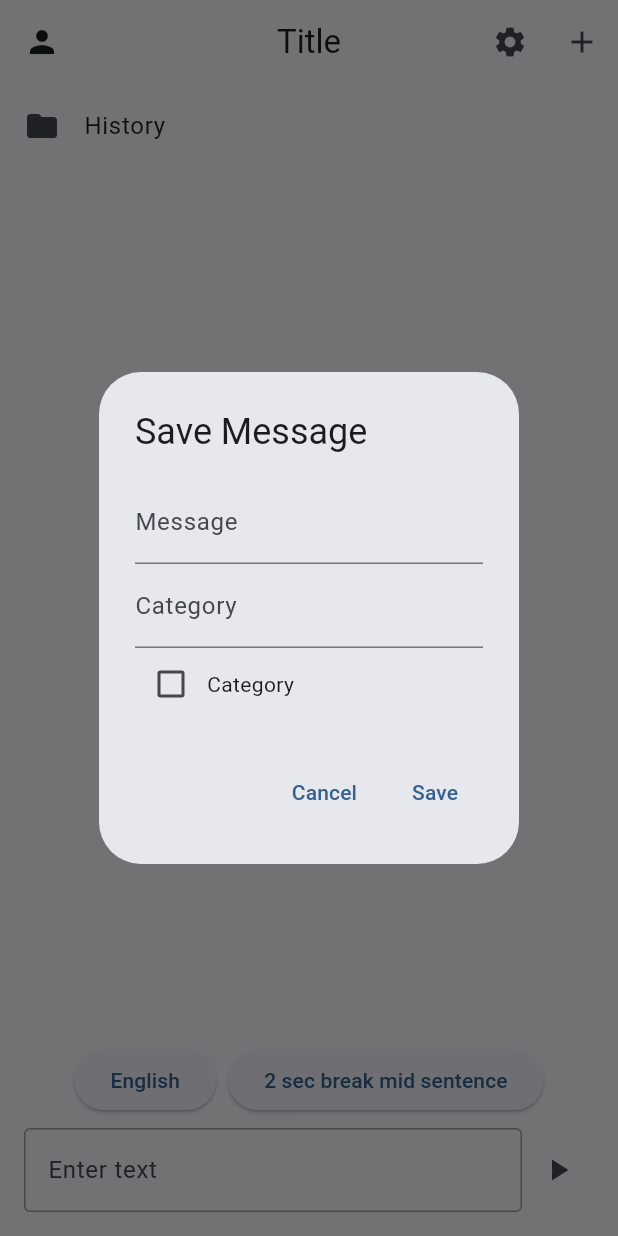
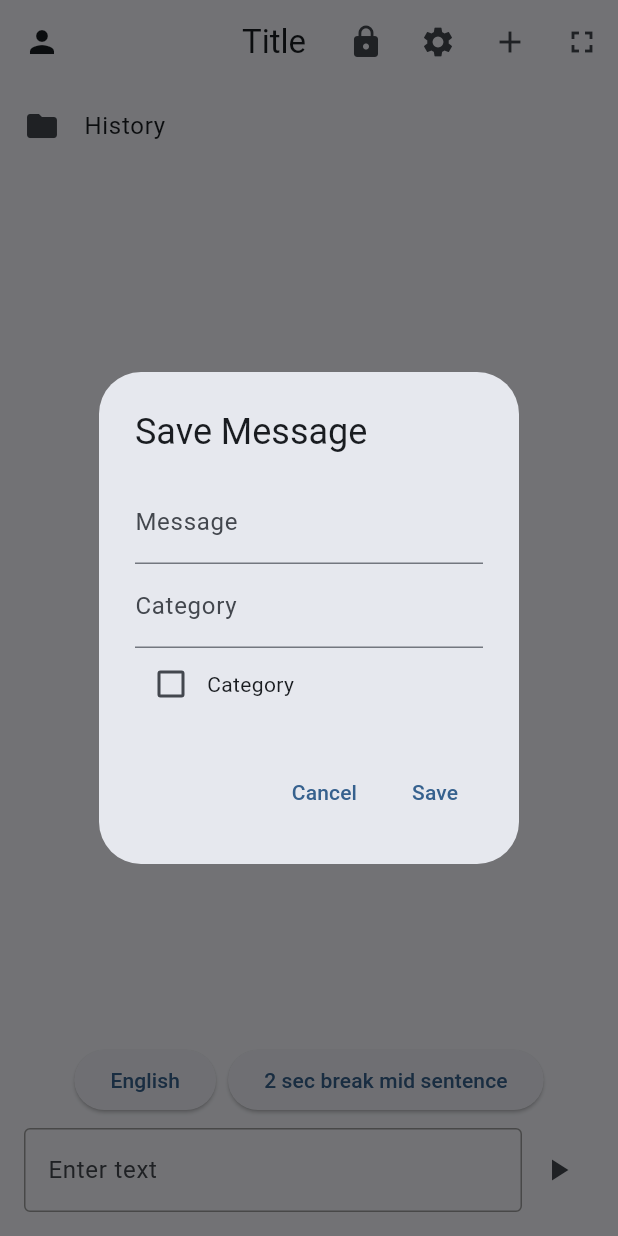
Before and after one commit to Jdreioe/Wingmate, a Flutter app: the screen it shows after launch, after a tap on the "add" icon, on a phone screen of 412 x 824 dp. Run offline on Flutter 3.47's test engine with Material 3 defaults, Android fonts, the phone set to English and light mode, and no system bars; drawn by our look-alikes of dynamic_color; our stand-ins replace audioplayers, firebase_core, firebase_crashlytics, fluttertoast, hive, in_app_purchase and 3 more; accounts and stored records are empty; generated files the repository leaves out were written again.

Commit message:
Update version and add in-app purchase and photo view dependencies; implement subscription management and dialog features

```diff
--- a/lib/ui/main_page.dart
+++ b/lib/ui/main_page.dart
@@ -1,3 +1,4 @@
+import 'dart:async';
 import 'dart:convert';
 import 'dart:io';
 
@@ -10,9 +11,8 @@ import 'package:wingmate/ui/fetch_voices_page.dart';
 import 'package:wingmate/services/tts/azure_text_to_speech.dart';
 import 'package:wingmate/dialogs/profile_dialog.dart';
 import 'package:hive/hive.dart';
-import 'package:wingmate/ui/folder_page.dart';
 import 'package:wingmate/utils/app_database.dart';
-import 'package:wingmate/utils/said_text_item.dart';
+
 import 'package:wingmate/utils/speech_service_config.dart';
 import 'package:wingmate/ui/save_message_dialog.dart';
 import 'package:wingmate/utils/speech_item.dart';
@@ -22,6 +22,13 @@ import 'package:wingmate/ui/history_page.dart';
 import 'package:share_plus/share_plus.dart';
 
 import '../utils/said_text_dao.dart';
+
+import 'package:flutter/foundation.dart' show kIsWeb;
+import 'package:flutter/foundation.dart' show defaultTargetPlatform, TargetPlatform;
+import 'package:wingmate/utils/subscription_manager.dart';
+import 'package:wingmate/utils/save_message_dialog_helper.dart';
+import 'package:wingmate/utils/full_screen_text_view.dart';
+import 'package:http/http.dart' as http;
 
 class MainPage extends StatefulWidget {
   final String speechServiceEndpoint;
@@ -49,23 +56,60 @@ class _MainPageState extends State<MainPage> {
   int currentFolderId = -1;
 
   AzureTts? azureTts;
-  final SaidTextDao _saidTextDao = SaidTextDao(AppDatabase());
   final SpeechItemDao _speechItemDao = SpeechItemDao(AppDatabase());
-
+  bool _isSubscribed = false;
+  late final SubscriptionManager _subscriptionManager;
 
   @override
   void initState() {
     super.initState();
+    if (_isMobilePlatform()) {
+      _subscriptionManager = SubscriptionManager(
+        onSubscriptionStatusChanged: (isSubscribed) async {
+          setState(() {
+            _isSubscribed = isSubscribed;
+          });
+          if (isSubscribed) {
+            await _fetchAzureSubscriptionDetails();
+          }
+        },
+      );
+      _subscriptionManager.initialize();
+    }
     _initializeAzureTts();
     _loadItems();
+    _watchIsPlaying();
+  }
+
+  bool _isMobilePlatform() {
+    return !kIsWeb && (defaultTargetPlatform == TargetPlatform.iOS || defaultTargetPlatform == TargetPlatform.android);
+  }
+
+  void _watchIsPlaying() {
     Hive.box('settings').watch(key: 'isPlaying').listen((event) {
       debugPrint('isPlaying changed to: ${event.value}');
-
       setState(() {
         isPlaying = event.value as bool;
       });
+    });
+  }
 
-    });
+  Future<void> _fetchAzureSubscriptionDetails() async {
+    final response = await http.post(
+      Uri.parse('https://your-server-url/verify-subscription'),
+      body: jsonEncode({'purchaseToken': 'your-purchase-token'}),
+      headers: {'Content-Type': 'application/json'},
+    );
+
+    if (response.statusCode == 200) {
+      final data = jsonDecode(response.body);
+      final subscriptionKey = data['subscriptionKey'];
+      final region = data['region'];
+      await widget.onSaveSettings(region, subscriptionKey);
+    } else {
+      // Handle error
+      debugPrint('Failed to fetch subscription details');
+    }
   }
 
   // Creates a new instance of AzureTts with the stored config and voice.
@@ -98,15 +142,17 @@ class _MainPageState extends State<MainPage> {
   }
 
   String convertToUserFriendlyTags(String text) {
+
+ // converting the SSML tags to user-friendly tags
     final newText = text
         .replaceAll('<lang xml:lang="en-US">', '<en>')
         .replaceAll('</lang>', '</en>')
         .replaceAll('<break time="2s"/>', "<2s>");
-
+    // Set the cursor position after the <en> tag
     int newOffset = newText.indexOf("<en>") >= 0
         ? newText.indexOf("<en>") + "<en>".length
         : 0;
-
+    // Update the text and cursor position in the controller
     _messageController.text = newText;
     _messageController.selection = TextSelection.collapsed(offset: newOffset);
 
@@ -114,6 +160,7 @@ class _MainPageState extends State<MainPage> {
   }
 
   String convertToXmlTags(String text) {
+    // Convert user-friendly tags to SSML tags
     return text
         .replaceAll('<en>', '<lang xml:lang="en-US">')
         .replaceAll('</en>', '</lang>')
@@ -137,15 +184,8 @@ class _MainPageState extends State<MainPage> {
     }
   }
 
-  void _showSaveMessageDialog() {
-    final message = _messageController.text;
-    showDialog(
-      context: context,
-      builder: (context) {
-        return SaveMessageDialog(
-          initialMessage: message,
-          onSave: (message, category, categoryChecked) async {
-            // Handle saving the message and category
+
+  Future<void> _handleSaveMessage(String message, String category, bool categoryChecked) async {
     debugPrint('Message: $message, Category: $category');
     final speechItem = SpeechItem(
       name: category,
@@ -160,10 +200,6 @@ class _MainPageState extends State<MainPage> {
     setState(() {
       _items.add(speechItem);
     });
-          },
-        );
-      },
-    );
   }
 
   Future<bool> _deleteItem(int index) async {
@@ -280,20 +316,34 @@ class _MainPageState extends State<MainPage> {
 
   @override
   void dispose() {
+    _subscriptionManager.dispose();
     _messageController.dispose();
     super.dispose();
   }
 
   @override
   Widget build(BuildContext context) {
-    // Builds the main UI with an AppBar and text input area.
     return Scaffold(
       appBar: AppBar(
         title: Text(isSomeFolderSelected ? 'Folder' : (AppLocalizations.of(context)?.appTitle ?? 'Title')),
         centerTitle: true,
         leading: IconButton(
           icon: Icon(isSomeFolderSelected ? Icons.arrow_back : Icons.person),
-          onPressed: () {
+          onPressed: _handleLeadingIconPressed,
+        ),
+        actions: _buildAppBarActions(),
+      ),
+      body: Column(
+        children: [
+          Expanded(child: _buildReorderableListView()),
+          _buildXmlShortcutsRow(),
+          _buildMessageInputRow(),
+        ],
+      ),
+    );
+  }
+
+  void _handleLeadingIconPressed() {
     if (isSomeFolderSelected) {
       if (currentFolderId == -1) {
         selectRootFolder();
@@ -314,9 +364,15 @@ class _MainPageState extends State<MainPage> {
         widget.onSaveSettings,
       );
     }
-          },
+  }
+
+  List<Widget> _buildAppBarActions() {
+    return [
+      if (!_isSubscribed && _isMobilePlatform())
+        IconButton(
+          icon: const Icon(Icons.lock),
+          onPressed: () => _subscriptionManager.showSubscriptionDialog(context),
         ),
-        actions: [
       IconButton(
         icon: const Icon(Icons.settings),
         onPressed: () {
@@ -333,16 +389,23 @@ class _MainPageState extends State<MainPage> {
       ),
       IconButton(
         icon: const Icon(Icons.add),
-            onPressed: _showSaveMessageDialog,
+        onPressed: () => showSaveMessageDialog(context, _messageController.text, _handleSaveMessage),
       ),
-        ],
+      IconButton(
+        icon: const Icon(Icons.fullscreen),
+        onPressed: () => showFullScreenText(context, _messageController.text),
       ),
-      body: Column(
-        children: [
-          Expanded(
-            child: ReorderableListView(
+    ];
+  }
+
+  ReorderableListView _buildReorderableListView() {
+    return ReorderableListView(
       onReorder: _reorderItems,
-              children: _items.map((item) {
+      children: _items.map((item) => _buildListItem(item)).toList(),
+    );
+  }
+
+  Widget _buildListItem(dynamic item) {
     if (item is String && item == 'History') {
       return ListTile(
         key: ValueKey(item),
@@ -361,25 +424,32 @@ class _MainPageState extends State<MainPage> {
       return Dismissible(
         key: ValueKey(item.id),
         direction: DismissDirection.horizontal,
-                    background: Container(
-                      alignment: Alignment.centerLeft,
+        background: _buildDismissibleBackground(Alignment.centerLeft, Colors.blue, Icons.share),
+        secondaryBackground: _buildDismissibleBackground(Alignment.centerRight, Colors.red, Icons.delete),
+        confirmDismiss: (direction) => _handleDismiss(direction, item),
+        child: ListTile(
+          key: ValueKey(item),
+          leading: Icon(item.isFolder! ? Icons.folder : Icons.speaker_phone),
+          title: Text(item.name ?? ''),
+          subtitle: item.isFolder! ? null : Text(item.text ?? ''),
+          onTap: item.isFolder! ? () => selectFolder(item.id!, item.name!) : () => _playSpeechItem(item),
+        ),
+      );
+    } else {
+      return Container();
+    }
+  }
+
+  Container _buildDismissibleBackground(Alignment alignment, Color color, IconData icon) {
+    return Container(
+      alignment: alignment,
       padding: const EdgeInsets.symmetric(horizontal: 40),
-                      color: Colors.blue,
-                      child: const Icon(
-                        Icons.share,
-                        color: Colors.white,
-                      ),
-                    ),
-                    secondaryBackground: Container(
-                      alignment: Alignment.centerRight,
-                      padding: const EdgeInsets.symmetric(horizontal: 40),
-                      color: Colors.red,
-                      child: const Icon(
-                        Icons.delete,
-                        color: Colors.white,
-                      ),
-                    ),
-                    confirmDismiss: (direction) async {
+      color: color,
+      child: Icon(icon, color: Colors.white),
+    );
+  }
+
+  Future<bool> _handleDismiss(DismissDirection direction, SpeechItem item) async {
     if (direction == DismissDirection.startToEnd) {
       if (item.filePath != null) {
         await _shareFile(item.filePath!);
@@ -388,42 +458,26 @@ class _MainPageState extends State<MainPage> {
     } else {
       return await _deleteItem(_items.indexOf(item));
     }
-                    },
-                    child: ListTile(
-                      key: ValueKey(item),
-                      leading: Icon(item.isFolder! ? Icons.folder : Icons.speaker_phone),
-                      title: Text(item.name ?? ''),
-                      subtitle: item.isFolder! ? null : Text(item.text ?? ''),
-                      onTap: item.isFolder!
-                          ? () {
-                              selectFolder(item.id!, item.name!);
   }
-                          : () async {
+
+  Future<void> _playSpeechItem(SpeechItem item) async {
     if (item.text != null) {
       final speechItem = await _speechItemDao.getItemByText(item.text!);
       if (speechItem?.filePath != null) {
         await azureTts!.playText(DeviceFileSource(speechItem!.filePath!));
       }
     }
-                            },
-                    ),
-                  );
-                } else {
-                  return Container();
   }
-              }).toList(),
-            ),
-          ),
-          // Add XML shortcuts row
-          Padding(
+
+  Padding _buildXmlShortcutsRow() {
+    return Padding(
       padding: const EdgeInsets.all(8.0),
       child: SingleChildScrollView(
         scrollDirection: Axis.horizontal,
         child: Row(
           children: [
             ElevatedButton(
-                    onPressed: () =>
-                        _addXmlTag('<lang xml:lang="en-US"> </lang>'),
+              onPressed: () => _addXmlTag('<lang xml:lang="en-US"> </lang>'),
               child: Text('English'),
             ),
             SizedBox(width: 8),
@@ -435,14 +489,12 @@ class _MainPageState extends State<MainPage> {
           ],
         ),
       ),
-          ),
+    );
+  }
 
-          Padding(
-            padding: const EdgeInsets.only(
-                bottom: 16.0,
-                left: 16.0,
-                right: 16.0), // Add bottom padding here
-
+  Padding _buildMessageInputRow() {
+    return Padding(
+      padding: const EdgeInsets.only(bottom: 16.0, left: 16.0, right: 16.0),
       child: Row(
         children: [
           Expanded(
@@ -463,19 +515,55 @@ class _MainPageState extends State<MainPage> {
                   borderSide: BorderSide(color: Colors.grey, width: 1.0),
                 ),
               ),
-                  textInputAction:
-                      TextInputAction.done, // Set the text input action
-                  keyboardType: TextInputType.text, // Set the keyboard type
-                )),
+              textInputAction: TextInputAction.done,
+              keyboardType: TextInputType.text,
+            ),
+          ),
           IconButton(
             icon: Icon(isPlaying ? Icons.pause : Icons.play_arrow),
             onPressed: _togglePlayPause,
           ),
         ],
       ),
-          ),
-        ],
+    );
+  }
+
+  void _showFullScreenText() {
+    Navigator.push(
+      context,
+      MaterialPageRoute(
+        builder: (context) => FullScreenTextView(text: _messageController.text),
       ),
     );
   }
 }
+
+class FullScreenTextView extends StatelessWidget {
+  final String text;
+
+  const FullScreenTextView({Key? key, required this.text}) : super(key: key);
+
+  @override
+  Widget build(BuildContext context) {
+    return Scaffold(
+      appBar: AppBar(
+        title: Text('Full Screen Text'),
+      ),
+      body: InteractiveViewer(
+        panEnabled: true,
+        scaleEnabled: true,
+        child: LayoutBuilder(
+          builder: (context, constraints) {
+            return SingleChildScrollView(
+              padding: const EdgeInsets.all(16.0),
+              child: Text(
+                text,
+                style: TextStyle(fontSize: constraints.maxWidth / 10), // Adjust the font size based on the width
+              ),
+            );
+          },
+        ),
+      ),
+    );
+  }
+}
--- /dev/null
+++ b/lib/utils/save_message_dialog_helper.dart
@@ -0,0 +1,14 @@
+import 'package:flutter/material.dart';
+import 'package:wingmate/ui/save_message_dialog.dart';
+
+void showSaveMessageDialog(BuildContext context, String initialMessage, Function(String, String, bool) onSave) {
+  showDialog(
+    context: context,
+    builder: (context) {
+      return SaveMessageDialog(
+        initialMessage: initialMessage,
+        onSave: onSave,
+      );
+    },
+  );
+}
--- /dev/null
+++ b/lib/utils/subscription_manager.dart
@@ -0,0 +1,90 @@
+import 'dart:async';
+
+import 'package:flutter/material.dart';
+import 'package:in_app_purchase/in_app_purchase.dart';
+
+class SubscriptionManager {
+  final void Function(bool isSubscribed) onSubscriptionStatusChanged;
+  late final InAppPurchase _inAppPurchase;
+  StreamSubscription<List<PurchaseDetails>>? _subscription;
+  List<ProductDetails> _products = [];
+
+  SubscriptionManager({required this.onSubscriptionStatusChanged});
+
+  void initialize() {
+    _inAppPurchase = InAppPurchase.instance;
+    _initializeInAppPurchase();
+    _fetchProducts();
+  }
+
+  void _initializeInAppPurchase() {
+    final purchaseUpdated = _inAppPurchase.purchaseStream;
+    _subscription = purchaseUpdated.listen(_listenToPurchaseUpdated, onDone: () => _subscription?.cancel(), onError: (error) {
+      // handle error here.
+    });
+  }
+
+  Future<void> _fetchProducts() async {
+    const Set<String> _kIds = {'azuremanager'};
+    final ProductDetailsResponse response = await _inAppPurchase.queryProductDetails(_kIds);
+    if (response.notFoundIDs.isNotEmpty) {
+      // Handle the error.
+      debugPrint('Product not found: ${response.notFoundIDs}');
+    }
+    _products = response.productDetails;
+  }
+
+  void _listenToPurchaseUpdated(List<PurchaseDetails> purchaseDetailsList) {
+    for (var purchaseDetails in purchaseDetailsList) {
+      if (purchaseDetails.status == PurchaseStatus.purchased) {
+        _verifyPurchase(purchaseDetails);
+      }
+    }
+  }
+
+  Future<void> _verifyPurchase(PurchaseDetails purchaseDetails) async {
+    // Verify the purchase with your server and unlock the subscription
+    onSubscriptionStatusChanged(true);
+  }
+
+  void showSubscriptionDialog(BuildContext context) {
+    showDialog(
+      context: context,
+      builder: (context) {
+        return AlertDialog(
+          title: Text('Subscribe'),
+          content: Text('Subscribe to get access to the Subscription Key and region.'),
+          actions: [
+            TextButton(
+              onPressed: () {
+                Navigator.of(context).pop();
+              },
+              child: Text('Cancel'),
+            ),
+            TextButton(
+              onPressed: () {
+                _buySubscription();
+                Navigator.of(context).pop();
+              },
+              child: Text('Subscribe'),
+            ),
+          ],
+        );
+      },
+    );
+  }
+
+  void _buySubscription() {
+    if (_products.isEmpty) {
+      debugPrint('Products not fetched yet.');
+      return;
+    }
+    final productDetails = _products.firstWhere((product) => product.id == 'azuremanager');
+    final purchaseParam = PurchaseParam(productDetails: productDetails);
+    _inAppPurchase.buyNonConsumable(purchaseParam: purchaseParam);
+  }
+
+  void dispose() {
+    _subscription?.cancel();
+  }
+}
--- a/pubspec.yaml
+++ b/pubspec.yaml
@@ -1,7 +1,7 @@
 name: wingmate
 description: "TTS with actual great synthesis."
 publish_to: 'none'
-version: 1.0.0+11
+version: 0.2.21+14
 
 environment:
   sdk: ^3.5.4
@@ -26,6 +26,8 @@ dependencies:
   firebase_crashlytics: ^4.3.0
   firebase_analytics: ^11.4.0
   share_plus: ^10.1.3
+  in_app_purchase: ^3.2.0
+  photo_view: ^0.15.0
 
 
 dev_dependencies:
```
Also changed, not shown: lib/utils/full_screen_text_view.dart (added, +40 -0 lines), pubspec.lock, 2 other files. Lines whose indentation alone changed are shown as unchanged.
